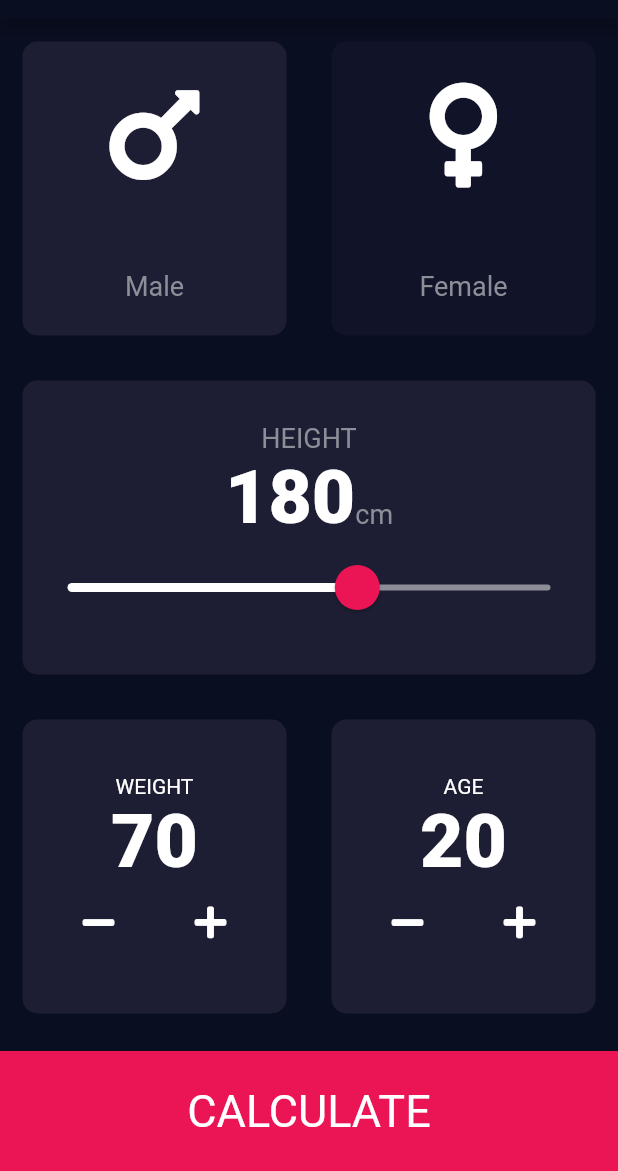
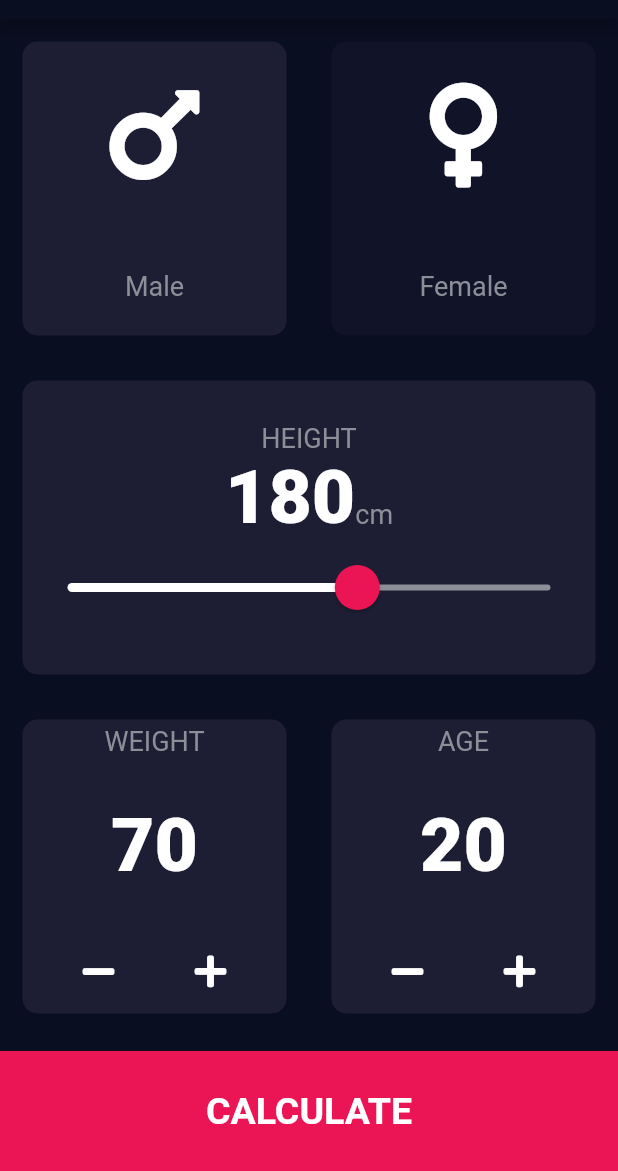
Before and after one commit to sjdnye/BMI_Calculator_Flutter, a Flutter app: the screen it shows after launch, on a phone screen of 412 x 824 dp, the part 65-1236 px from its top. Run offline on Flutter 3.47's test engine with Material 2 defaults, Android fonts, the phone set to English and light mode, and no system bars; our stand-ins replace font_awesome_flutter; missing offline and left inert: dart:ffi.

```diff
--- /dev/null
+++ b/lib/component/bottom_button.dart
@@ -0,0 +1,32 @@
+import 'package:flutter/material.dart';
+import 'package:bmi_flutter/component/constant.dart';
+
+class BottomButton extends StatelessWidget {
+  BottomButton({required this.textLabel, required this.onPress});
+
+  final Function onPress;
+  final String textLabel;
+
+  @override
+  Widget build(BuildContext context) {
+    return GestureDetector(
+      onTap: () {
+        onPress();
+      },
+      child: Container(
+        color: kBottomContainerColor,
+        padding: EdgeInsets.only(bottom: 20.0, top: 20.0),
+        margin: const EdgeInsets.only(top: 10.0),
+        width: double.infinity,
+        height: kBottomContainerHeight,
+        child: Center(
+          child: Text(
+            textLabel,
+            style: TextStyle(fontSize: 25.0, fontWeight: FontWeight.bold),
+            textAlign: TextAlign.center,
+          ),
+        ),
+      ),
+    );
+  }
+}
--- a/lib/editable_number_content.dart
+++ b/lib/component/editable_number_content.dart
@@ -1,7 +1,7 @@
 import 'dart:ffi';
 import 'package:font_awesome_flutter/font_awesome_flutter.dart';
 import 'package:flutter/material.dart';
-import 'constant.dart';
+import 'package:bmi_flutter/component/constant.dart';
 
 class EditableNumber extends StatelessWidget {
   EditableNumber(
@@ -19,10 +19,19 @@ class EditableNumber extends StatelessWidget {
     return Column(
       mainAxisAlignment: MainAxisAlignment.center,
       children: <Widget>[
-        Text(label),
+        Text(
+          label,
+          style: kLabelTextStyle,
+        ),
+        SizedBox(
+          height: 30.0,
+        ),
         Text(
           number.toString(),
           style: kNumberTextStyle,
+        ),
+        SizedBox(
+          height: 30.0,
         ),
         Row(
           mainAxisAlignment: MainAxisAlignment.spaceEvenly,
--- a/lib/icon_content.dart
+++ b/lib/component/icon_content.dart
@@ -1,5 +1,5 @@
 import 'package:flutter/material.dart';
-import 'constant.dart';
+import 'package:bmi_flutter/component/constant.dart';
 
 class IconContent extends StatelessWidget {
   IconContent({required this.icon, required this.label});
--- a/lib/main.dart
+++ b/lib/main.dart
@@ -1,5 +1,5 @@
 import 'package:flutter/material.dart';
-import 'input_page.dart';
+import 'screen/input_page.dart';
 
 void main() => runApp(BMICalculator());
 
@@ -8,8 +8,8 @@ class BMICalculator extends StatelessWidget {
   Widget build(BuildContext context) {
     return MaterialApp(
       theme: ThemeData.dark().copyWith(
-        primaryColor: const Color(0xFF0A0E21),
-        scaffoldBackgroundColor: const Color(0xFF0A0E21),
+        primaryColor: Color(0xFF0A0E21),
+        scaffoldBackgroundColor: Color(0xFF0A0E21),
       ),
       home: InputPage(),
     );
--- a/lib/input_page.dart
+++ b/lib/screen/input_page.dart
@@ -1,9 +1,12 @@
-import 'package:bmi_flutter/editable_number_content.dart';
+import 'package:bmi_flutter/component/editable_number_content.dart';
+import 'package:bmi_flutter/screen/result_page.dart';
 import 'package:flutter/material.dart';
 import 'package:font_awesome_flutter/font_awesome_flutter.dart';
-import 'package:bmi_flutter/reusable_card.dart';
-import 'package:bmi_flutter/icon_content.dart';
-import 'constant.dart';
+import 'package:bmi_flutter/component/reusable_card.dart';
+import 'package:bmi_flutter/component/icon_content.dart';
+import 'package:bmi_flutter/component/constant.dart';
+import 'package:bmi_flutter/screen/result_page.dart';
+import '../component/bottom_button.dart';
 
 class InputPage extends StatefulWidget {
   const InputPage({Key? key}) : super(key: key);
@@ -160,17 +163,14 @@ class _InputPageState extends State<InputPage> {
                 ],
               ),
             ),
-            Container(
-              color: kBottomContainerColor,
-              margin: const EdgeInsets.only(top: 10.0),
-              width: double.infinity,
-              height: kBottomContainerHeight,
-              child: Center(
-                child: Text(
-                  "CALCULATE",
-                  style: TextStyle(fontSize: 30.0),
-                ),
-              ),
+            BottomButton(
+              textLabel: "CALCULATE",
+              onPress: () {
+                Navigator.push(
+                  context,
+                  MaterialPageRoute(builder: (context) => ResultPage()),
+                );
+              },
             ),
           ],
         ),
@@ -180,3 +180,16 @@ class _InputPageState extends State<InputPage> {
 }
 
 enum GenderClass { Male, Female }
+
+class RoundIconButton extends StatelessWidget {
+  @override
+  Widget build(BuildContext context) {
+    return RawMaterialButton(
+      onPressed: () {},
+      constraints: BoxConstraints.tightFor(width: 56.0, height: 56.0),
+      shape: CircleBorder(),
+      fillColor: Color(0xff4c4f5e),
+      elevation: 6.0,
+    );
+  }
+}
```
Also changed, not shown: lib/component/constant.dart (renamed from lib/constant.dart, +9 -0 lines), lib/screen/result_page.dart (added, +58 -0 lines), lib/component/reusable_card.dart (renamed from lib/reusable_card.dart).
